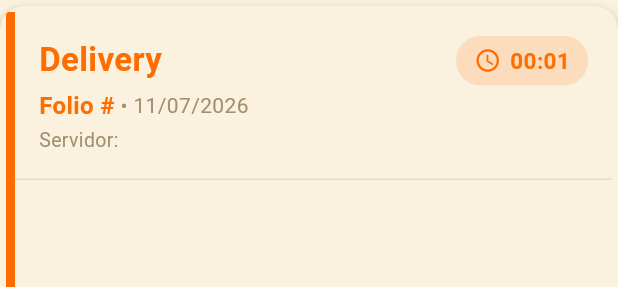
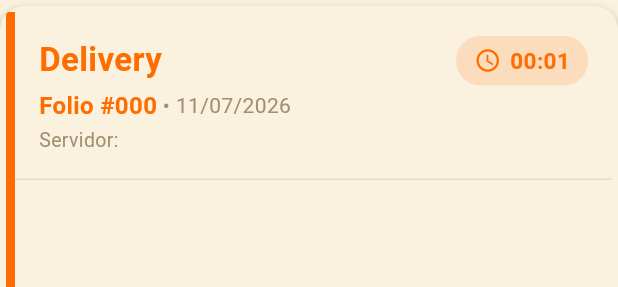
Before and after one commit to gorditasmh2020rigoberto/restaurant, a Flutter app: the _OrderTicket widget shown alone on an empty page, opened directly with empty values, on a phone screen of 412 x 824 dp. Shown: the top 287 px of the screen. Run offline on Flutter 3.47's test engine with Material 3 defaults, Android fonts, the phone set to English and light mode, and no system bars; our stand-ins replace audioplayers, geolocator, image_picker, pdf, printing, qr_flutter and 2 more; missing offline and left inert: dart:html, dart:js, dart:js_interop, dart:ui_web; accounts and stored records are empty; key blocks and very long unbroken strings in the code were emptied for the run.

Commit message:
fix(folio): rellena con ceros a 3 dígitos (001, 002, 003...)
En el ticket impreso y en la app (mesero, cocina, simulador de
ticket), el folio del día ahora se ve "Folio #001" en vez de
"Folio #1".

Co-Authored-By: Claude Sonnet 5 <noreply@anthropic.com>

```diff
--- a/lib/views/comandas_view.dart
+++ b/lib/views/comandas_view.dart
@@ -1181,7 +1181,7 @@ class _ComandasViewState extends State<ComandasView> {
                                                   ),
                                                   if (o['daily_folio'] != null)
                                                     Text(
-                                                      'Folio #${o['daily_folio']}',
+                                                      'Folio #${(o['daily_folio'] as num).toString().padLeft(3, '0')}',
                                                       style: const TextStyle(fontSize: 10, color: Color(0xFFA08F70)),
                                                     ),
                                                 ],
@@ -2150,7 +2150,7 @@ class _PendingClientOrdersBell extends StatelessWidget {
                                   const Text(' • ',
                                       style: TextStyle(
                                           color: Color(0xFFA08F70))),
-                                  Text('Folio #${o['daily_folio']}',
+                                  Text('Folio #${(o['daily_folio'] as num).toString().padLeft(3, '0')}',
                                       style: const TextStyle(
                                         fontSize: 12,
                                         color: Color(0xFFA08F70),
--- a/lib/views/kitchen_view.dart
+++ b/lib/views/kitchen_view.dart
@@ -714,7 +714,7 @@ class _OrderTicketState extends State<_OrderTicket> {
                         Row(
                           children: [
                             Text(
-                              'Folio #${widget.order['daily_folio'] ?? '---'}',
+                              'Folio #${widget.order['daily_folio'] != null ? (widget.order['daily_folio'] as num).toString().padLeft(3, '0') : '---'}',
                               style: const TextStyle(fontSize: 16, fontWeight: FontWeight.bold, color: Color(0xFFFF6D00)),
                             ),
                             const Text(' • ', style: TextStyle(color: Color(0xFFA08F70))),
--- a/lib/views/print_status_view.dart
+++ b/lib/views/print_status_view.dart
@@ -220,7 +220,7 @@ class _OrderPrintCard extends StatelessWidget {
           '${name != null && name.isNotEmpty ? ' — $name' : ''}';
     }
     if (order['daily_folio'] != null) {
-      title += ' · Folio #${order['daily_folio']}';
+      title += ' · Folio #${(order['daily_folio'] as num).toString().padLeft(3, '0')}';
     }
 
     return Container(
@@ -344,7 +344,7 @@ String _buildTicketPreviewText({
   }
   buffer.writeln(divider);
   buffer.writeln(center(order['daily_folio'] != null
-      ? 'Folio #${order['daily_folio']}'
+      ? 'Folio #${(order['daily_folio'] as num).toString().padLeft(3, '0')}'
       : 'ID: ${order['id'].toString().substring(0, 8)}'));
   return buffer.toString();
 }
```
Also changed, not shown: 1 other file.
